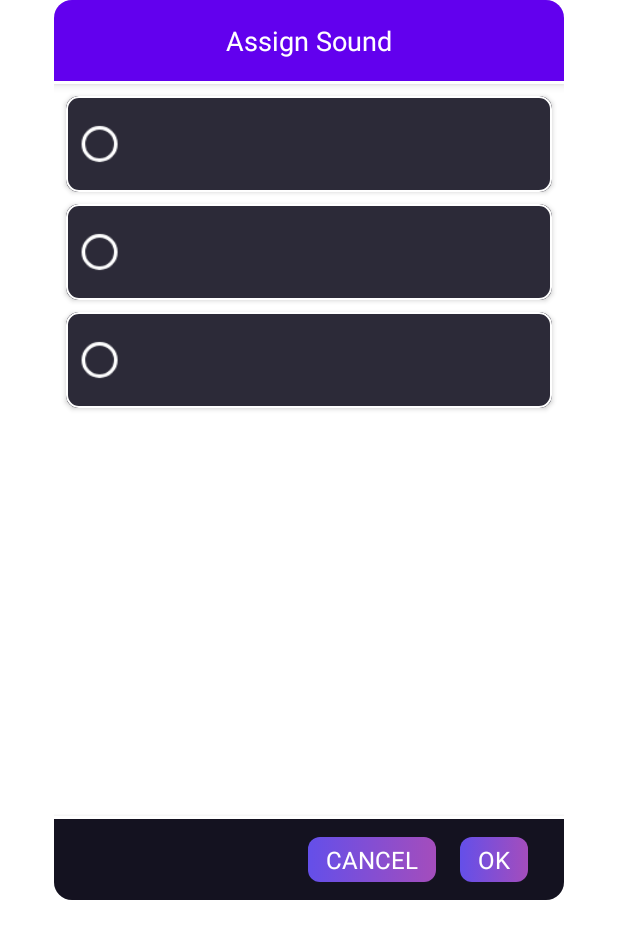
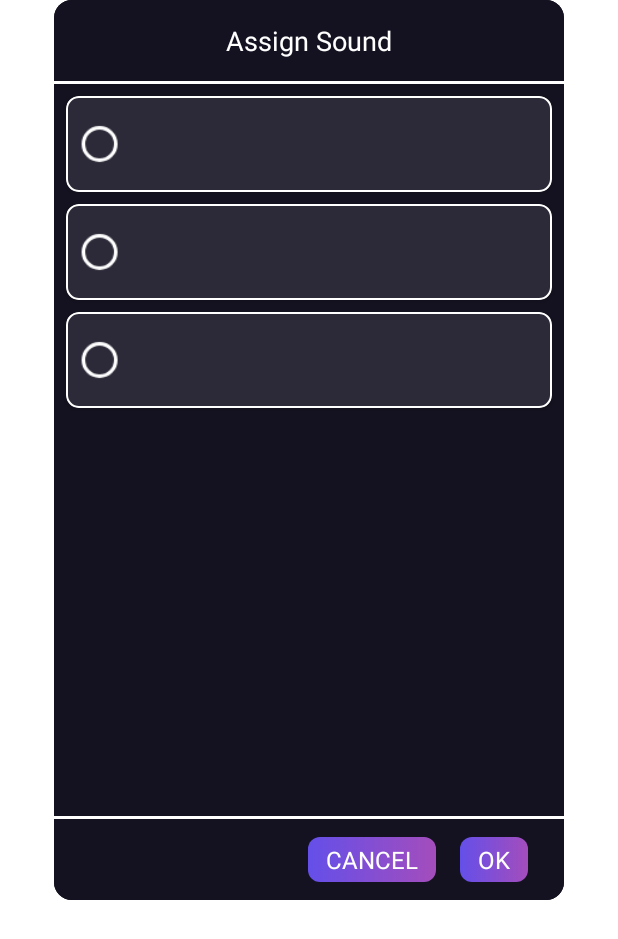
Before and after one commit to khusanov-ismoilbek/EventsApp, an Android app: the layout dialog_add.xml on its own in the app's theme, with its tools: preview values and no code run, on a phone screen of 412 x 824 dp. Shown: the top 939 px of the screen. Run offline under Robolectric (Android 15) with nearby library versions, the phone set to English and light mode, and no system bars.

Commit message:
Update color

```diff
--- a/app/src/main/res/layout/dialog_add.xml
+++ b/app/src/main/res/layout/dialog_add.xml
@@ -15,13 +15,14 @@
     <androidx.appcompat.widget.LinearLayoutCompat
         android:layout_width="match_parent"
         android:layout_height="match_parent"
-
+        android:background="#141220"
         android:orientation="vertical">
 
         <com.google.android.material.appbar.AppBarLayout
             android:id="@+id/appBarLayout"
             android:layout_width="wrap_content"
-            android:layout_height="?android:actionBarSize">
+            android:layout_height="?android:actionBarSize"
+            android:background="#141220">
 
             <androidx.appcompat.widget.LinearLayoutCompat
                 android:layout_width="match_parent"
```
